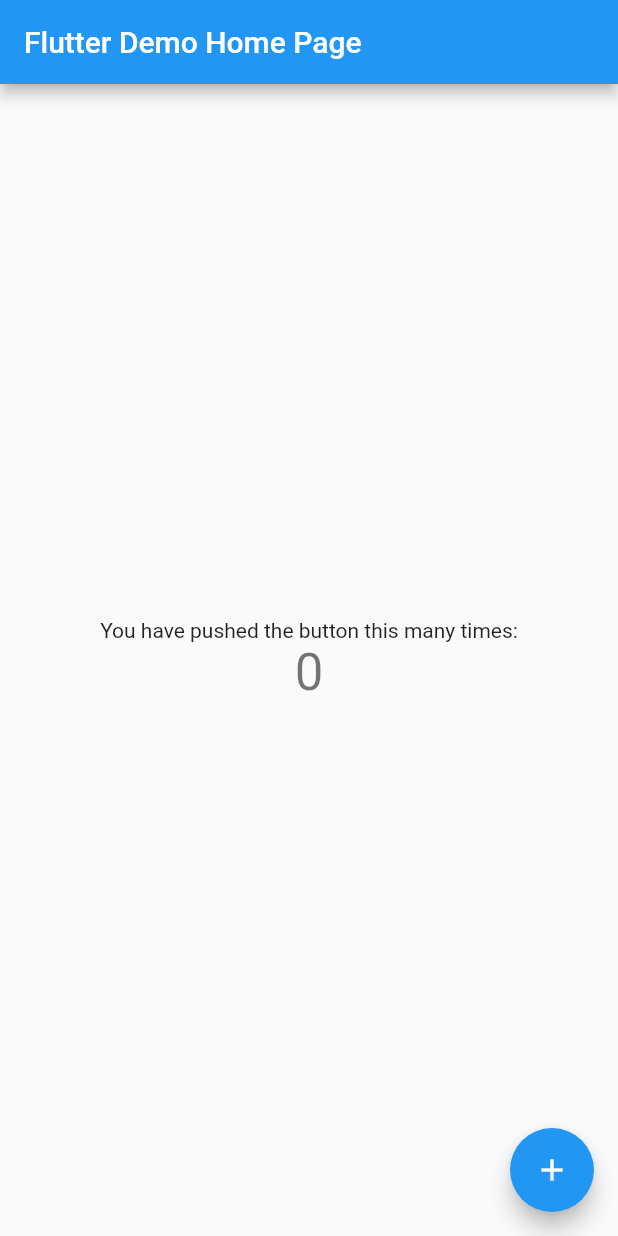
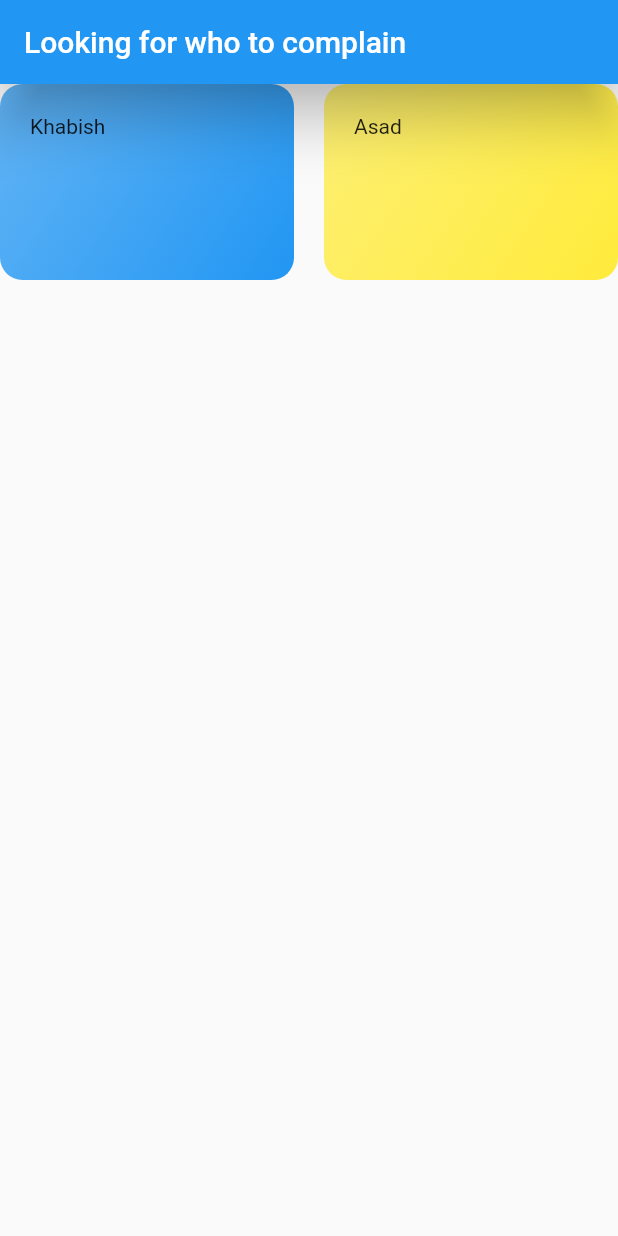
Before and after one commit to Ismail-Ai404/Flutter_complain_app, a Flutter app: the screen it shows after launch, on a phone screen of 412 x 824 dp. Run offline on Flutter 3.47's test engine with Material 2 defaults, Android fonts, the phone set to English and light mode, and no system bars.

Commit message:
Setup for search

```diff
--- /dev/null
+++ b/Project/App/complain_app/lib/Make_complaint_item.dart
@@ -0,0 +1,32 @@
+import 'package:flutter/material.dart';
+
+class MakeComplaintItem extends StatelessWidget {
+  final String name;
+  //final String dept;
+  //final String lodger;
+  final Color color;
+
+  MakeComplaintItem({
+    @required this.color,
+    @required this.name,
+  });
+
+  @override
+  Widget build(BuildContext context) {
+    return Container(
+      padding: const EdgeInsets.all(20),
+      child: Text(name),
+      decoration: BoxDecoration(
+        gradient: LinearGradient(
+          colors: [
+            color.withOpacity(0.7),
+            color,
+          ],
+          begin: Alignment.topLeft,
+          end: Alignment.bottomRight,
+        ),
+        borderRadius: BorderRadius.circular(15),
+      ),
+    );
+  }
+}
--- /dev/null
+++ b/Project/App/complain_app/lib/dummy_data.dart
@@ -0,0 +1,21 @@
+//import 'package:flutter/cupertino.dart';
+import 'package:flutter/material.dart';
+
+import './models/Search.dart';
+
+var DUMMY_SEARCH = [
+  Search(
+    id: '123',
+    name: 'Khabish',
+    departmant: 'ECE',
+    initial: 'Zho',
+    color: Colors.blue,
+  ),
+  Search(
+    id: '124',
+    name: 'Asad',
+    departmant: 'PHI',
+    initial: 'Kir2',
+    color: Colors.yellow,
+  ),
+];
--- a/Project/App/complain_app/lib/main.dart
+++ b/Project/App/complain_app/lib/main.dart
@@ -1,113 +1,18 @@
 import 'package:flutter/material.dart';
 
-void main() {
-  runApp(MyApp());
-}
+import './make_complaint_screen.dart';
+
+void main() => runApp(MyApp());
 
 class MyApp extends StatelessWidget {
-  // This widget is the root of your application.
   @override
   Widget build(BuildContext context) {
     return MaterialApp(
-      title: 'Flutter Demo',
+      title: 'DeliMeals',
       theme: ThemeData(
-        // This is the theme of your application.
-        //
-        // Try running your application with "flutter run". You'll see the
-        // application has a blue toolbar. Then, without quitting the app, try
-        // changing the primarySwatch below to Colors.green and then invoke
-        // "hot reload" (press "r" in the console where you ran "flutter run",
-        // or simply save your changes to "hot reload" in a Flutter IDE).
-        // Notice that the counter didn't reset back to zero; the application
-        // is not restarted.
         primarySwatch: Colors.blue,
       ),
-      home: MyHomePage(title: 'Flutter Demo Home Page'),
+      home: MakeComplaintScreen(),
     );
   }
 }
-
-class MyHomePage extends StatefulWidget {
-  MyHomePage({Key key, this.title}) : super(key: key);
-
-  // This widget is the home page of your application. It is stateful, meaning
-  // that it has a State object (defined below) that contains fields that affect
-  // how it looks.
-
-  // This class is the configuration for the state. It holds the values (in this
-  // case the title) provided by the parent (in this case the App widget) and
-  // used by the build method of the State. Fields in a Widget subclass are
-  // always marked "final".
-
-  final String title;
-
-  @override
-  _MyHomePageState createState() => _MyHomePageState();
-}
-
-class _MyHomePageState extends State<MyHomePage> {
-  int _counter = 0;
-
-  void _incrementCounter() {
-    setState(() {
-      // This call to setState tells the Flutter framework that something has
-      // changed in this State, which causes it to rerun the build method below
-      // so that the display can reflect the updated values. If we changed
-      // _counter without calling setState(), then the build method would not be
-      // called again, and so nothing would appear to happen.
-      _counter += 3;
-    });
-  }
-
-  @override
-  Widget build(BuildContext context) {
-    // This method is rerun every time setState is called, for instance as done
-    // by the _incrementCounter method above.
-    //
-    // The Flutter framework has been optimized to make rerunning build methods
-    // fast, so that you can just rebuild anything that needs updating rather
-    // than having to individually change instances of widgets.
-    return Scaffold(
-      appBar: AppBar(
-        // Here we take the value from the MyHomePage object that was created by
-        // the App.build method, and use it to set our appbar title.
-        title: Text(widget.title),
-      ),
-      body: Center(
-        // Center is a layout widget. It takes a single child and positions it
-        // in the middle of the parent.
-        child: Column(
-          // Column is also a layout widget. It takes a list of children and
-          // arranges them vertically. By default, it sizes itself to fit its
-          // children horizontally, and tries to be as tall as its parent.
-          //
-          // Invoke "debug painting" (press "p" in the console, choose the
-          // "Toggle Debug Paint" action from the Flutter Inspector in Android
-          // Studio, or the "Toggle Debug Paint" command in Visual Studio Code)
-          // to see the wireframe for each widget.
-          //
-          // Column has various properties to control how it sizes itself and
-          // how it positions its children. Here we use mainAxisAlignment to
-          // center the children vertically; the main axis here is the vertical
-          // axis because Columns are vertical (the cross axis would be
-          // horizontal).
-          mainAxisAlignment: MainAxisAlignment.center,
-          children: <Widget>[
-            Text(
-              'You have pushed the button this many times:',
-            ),
-            Text(
-              '$_counter',
-              style: Theme.of(context).textTheme.headline4,
-            ),
-          ],
-        ),
-      ),
-      floatingActionButton: FloatingActionButton(
-        onPressed: _incrementCounter,
-        tooltip: 'Increment',
-        child: Icon(Icons.add),
-      ), // This trailing comma makes auto-formatting nicer for build methods.
-    );
-  }
-}
--- /dev/null
+++ b/Project/App/complain_app/lib/make_complaint_screen.dart
@@ -0,0 +1,76 @@
+import 'package:flutter/material.dart';
+
+import './dummy_data.dart';
+import 'Make_complaint_item.dart';
+
+final items = ['Beer', 'Meraaj'];
+const title = 'Who to complain against';
+
+class MakeComplaintScreen extends StatelessWidget {
+  @override
+  Widget build(BuildContext context) {
+    return Scaffold(
+      appBar: AppBar(
+        elevation: 15,
+        title: const Text('Looking for who to complain'),
+      ),
+      body: GridView(
+        children: DUMMY_SEARCH
+            .map(
+              (catData) => MakeComplaintItem(
+                color: catData.color,
+                name: catData.name,
+              ),
+            )
+            .toList(),
+        gridDelegate: SliverGridDelegateWithMaxCrossAxisExtent(
+          maxCrossAxisExtent: 200,
+          childAspectRatio: 3 / 2,
+          crossAxisSpacing: 20,
+          mainAxisSpacing: 20,
+        ),
+      ),
+    );
+  }
+}
+
+
+
+
+
+
+
+
+
+
+
+
+
+
+
+
+
+
+
+//!List view
+//     MaterialApp(
+//       title: title,
+//       home: Scaffold(
+//         appBar: AppBar(
+//           title: const Text(title),
+//         ),
+//         body: ListView.builder(
+
+//           itemCount: items.length,
+//           itemBuilder: (context, index) {
+
+//             return ListTile(
+
+//               title: Text('Name: ${items[index]}'),
+//             );
+//           },
+//         ),
+//       ),
+//     );
+//   }
+// }
--- /dev/null
+++ b/Project/App/complain_app/lib/models/Search.dart
@@ -0,0 +1,20 @@
+//import 'package:flutter/material.dart';
+
+//import 'package:flutter/cupertino.dart';
+import 'package:flutter/material.dart';
+
+class Search {
+  final String id;
+  final String initial;
+  final String departmant;
+  final String name;
+  final Color color;
+
+  Search({
+    this.id,
+    this.initial,
+    this.departmant,
+    this.name,
+    this.color,
+  });
+}
--- a/Project/App/complain_app/lib/send_complain.dart
+++ b/Project/App/complain_app/lib/send_complain.dart
@@ -1,14 +1,12 @@
-// import 'package:flutter/material.dart';
+import 'package:flutter/material.dart';
 
-// class SendComplain extends StatelessWidget {
-
-
-//   @override
-//   Widget build(BuildContext context) {
-//     return Scaffold(
-//       appBar: AppBar(title: Co text: Text('Complain'),
-//       ,
-
-//     );
-//   }
-// }
+class SendComplain extends StatelessWidget {
+  @override
+  Widget build(BuildContext context) {
+    return Scaffold(
+      appBar: AppBar(
+        title: Text('Hello'),
+      ),
+    );
+  }
+}
```
